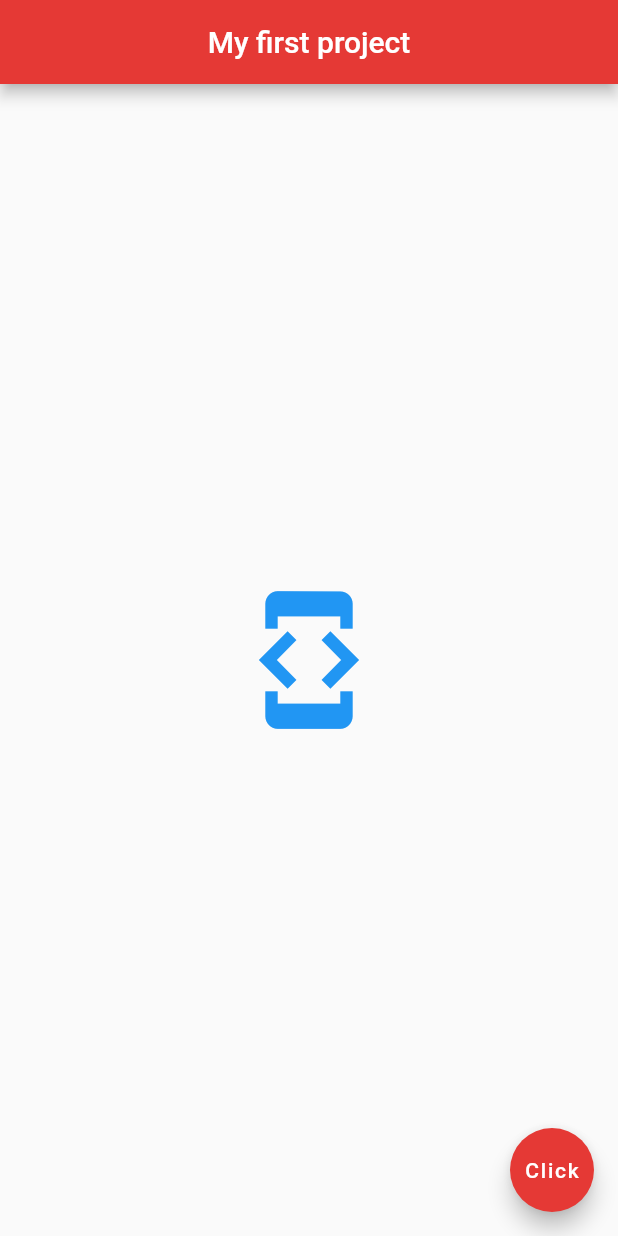
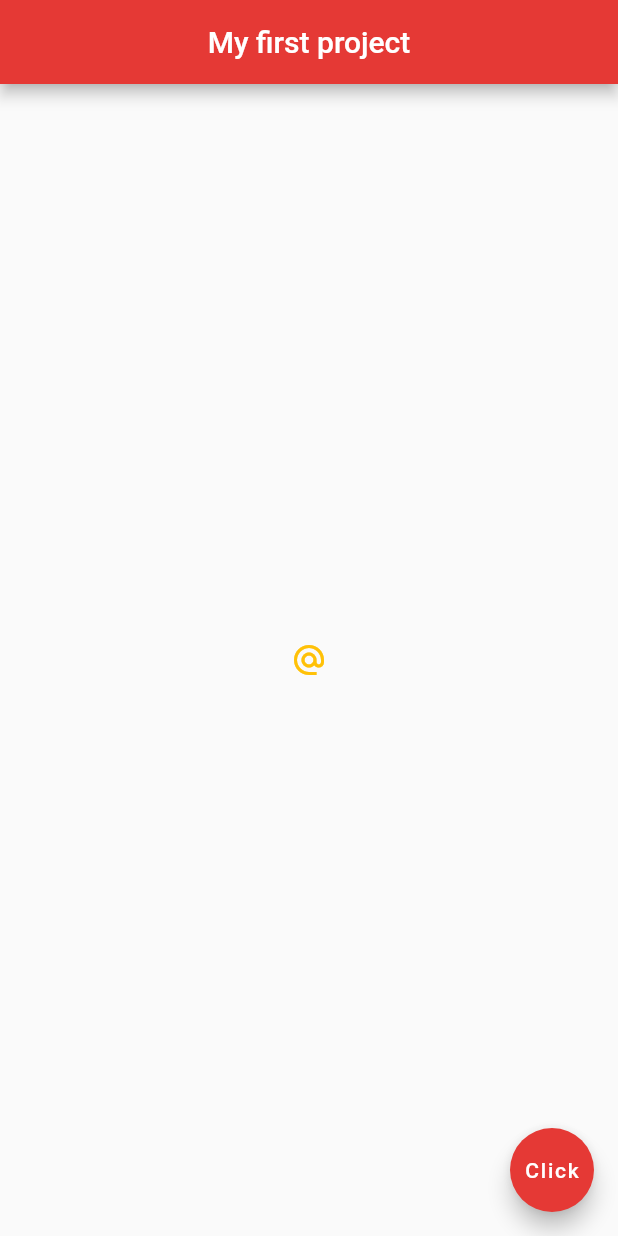
Before and after one commit to PikaPika0710/flutter_tutorial, a Flutter app: the screen it shows after launch, on a phone screen of 412 x 824 dp. Run offline on Flutter 3.47's test engine with Material 2 defaults, Android fonts, the phone set to English and light mode, and no system bars.

Commit message:
buttons and icons

```diff
--- a/my_app/lib/main.dart
+++ b/my_app/lib/main.dart
@@ -14,12 +14,12 @@ class Home extends StatelessWidget {
         backgroundColor: Colors.red[600],
       ),
       body: Center(
-          // ICON
-          child: Icon(
-        Icons.developer_mode,
-        color: Colors.blue[500],
-        size: 100.0,
-      )),
+        child: IconButton(
+          icon: Icon(Icons.alternate_email),
+          onPressed: () => {print("You clicked me.")},
+          color: Colors.amber,
+        ),
+      ),
       floatingActionButton: FloatingActionButton(
         onPressed: () => {},
         child: Text("Click"),
```
Also changed, not shown: my_app/lib/main_2.dart (added, +47 -0 lines).
